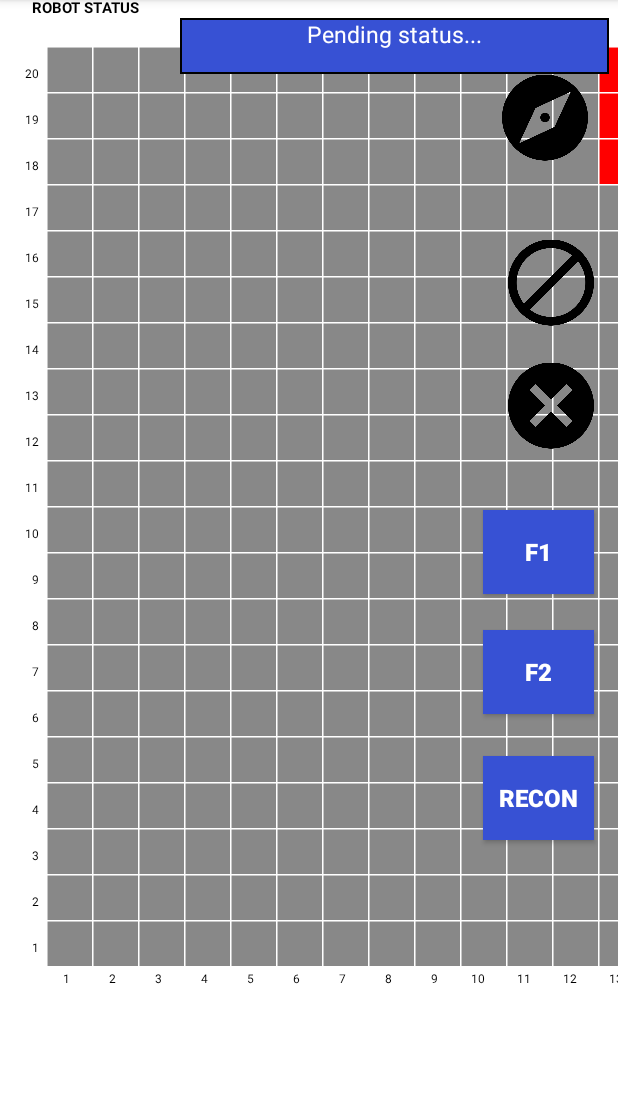
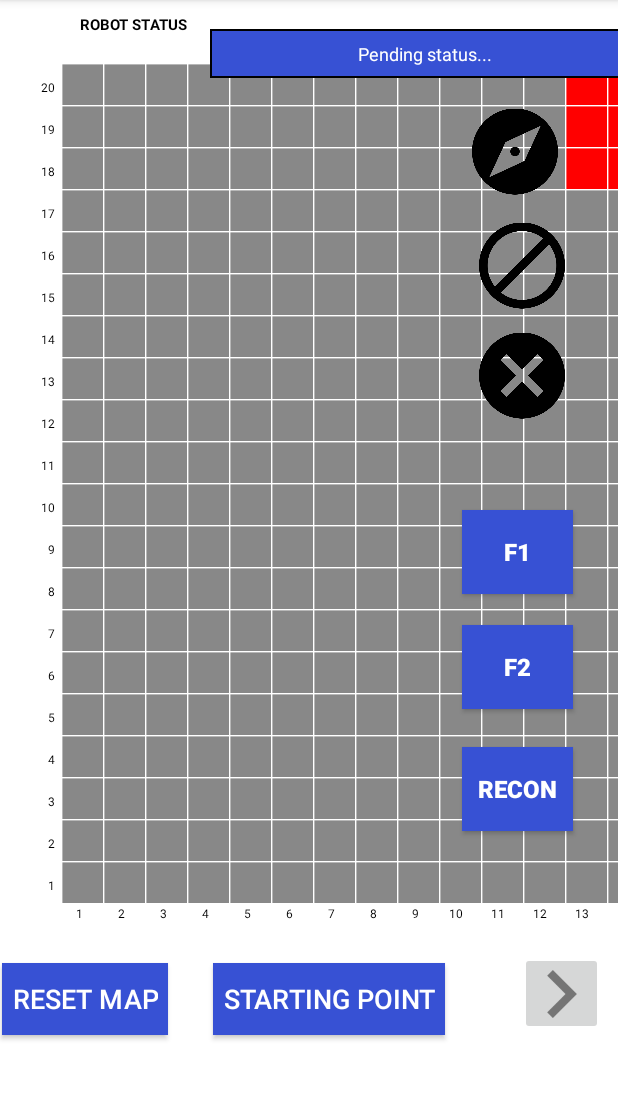
Before and after one commit to GuangWeiNgoh/MDP_11, an Android app: the screen it shows after launch (MainActivity), on a phone screen of 412 x 824 dp, the part 84-1184 px from its top. Run offline under Robolectric (Android 15) with nearby library versions, the phone set to English and light mode, and no system bars.

Commit message:
Added direction buttons, reset map and starting point Also updated app spacing

```diff
--- a/app/src/main/res/layout/activity_main.xml
+++ b/app/src/main/res/layout/activity_main.xml
@@ -14,14 +14,15 @@
     <view
         android:id="@+id/mapView"
         class="com.android.mdp_11.GridMap"
-        android:layout_width="500dp"
-        android:layout_height="666dp"
+        android:layout_width="450dp"
+        android:layout_height="600dp"
+        android:layout_marginStart="15dp"
         app:layout_constraintBottom_toBottomOf="parent"
         app:layout_constraintEnd_toEndOf="parent"
-        app:layout_constraintHorizontal_bias="0.009"
+        app:layout_constraintHorizontal_bias="0.05"
         app:layout_constraintStart_toStartOf="parent"
         app:layout_constraintTop_toBottomOf="@+id/toolbar"
-        app:layout_constraintVertical_bias="0.301" />
+        app:layout_constraintVertical_bias="0.25" />
     <!--  wrap_content  -->
     <TextView
         android:id="@+id/exploreTextView"
@@ -133,7 +134,7 @@
         android:id="@+id/robotStatusTitleTextView"
         android:layout_width="140dp"
         android:layout_height="17dp"
-        android:layout_marginStart="8dp"
+        android:layout_marginStart="50dp"
         android:layout_marginTop="8dp"
         android:layout_marginEnd="24dp"
         android:layout_marginBottom="15dp"
@@ -153,64 +154,20 @@
     <TextView
         android:id="@+id/robotStatusTextView"
         android:layout_width="286dp"
-        android:layout_height="37dp"
-        android:layout_marginStart="120dp"
-        android:layout_marginTop="68dp"
+        android:layout_height="wrap_content"
+        android:layout_marginStart="140dp"
+        android:layout_marginTop="75dp"
+        android:padding="8dp"
         android:background="@drawable/border"
         android:scrollbars="vertical"
         android:text="Pending status..."
         android:textAlignment="center"
         android:textColor="@color/colorWhite"
-        android:textSize="15sp"
+        android:textSize="12sp"
         app:layout_constraintBottom_toBottomOf="parent"
         app:layout_constraintStart_toStartOf="parent"
         app:layout_constraintTop_toTopOf="@+id/toolbar"
         app:layout_constraintVertical_bias="0.0" />
-    <!--  55 x 55  -->
-    <ImageButton
-        android:id="@+id/moveForwardImageBtn"
-        android:layout_width="55dp"
-        android:layout_height="55dp"
-        android:layout_marginStart="8dp"
-        android:layout_marginTop="8dp"
-        android:layout_marginEnd="8dp"
-        android:visibility="gone"
-        app:layout_constraintEnd_toEndOf="parent"
-        app:layout_constraintStart_toEndOf="@+id/mapView"
-        app:layout_constraintTop_toBottomOf="@+id/robotStatusTextView"
-        app:srcCompat="@drawable/ic_arrow_move_forward" />
-    <!--  55 x 55  -->
-    <ImageButton
-        android:id="@+id/moveBackwardImageBtn"
-        android:layout_width="55dp"
-        android:layout_height="55dp"
-        android:layout_marginStart="8dp"
-        android:layout_marginEnd="8dp"
-        android:visibility="gone"
-        app:layout_constraintEnd_toEndOf="parent"
-        app:layout_constraintStart_toEndOf="@+id/mapView"
-        app:layout_constraintTop_toBottomOf="@+id/turnLeftImageBtn"
-        app:srcCompat="@drawable/ic_arrow_move_backward" />
-    <!--  55 x 55  -->
-    <ImageButton
-        android:id="@+id/turnLeftImageBtn"
-        android:layout_width="55dp"
-        android:layout_height="55dp"
-        android:layout_marginStart="15dp"
-        android:visibility="gone"
-        app:layout_constraintStart_toEndOf="@+id/mapView"
-        app:layout_constraintTop_toBottomOf="@+id/moveForwardImageBtn"
-        app:srcCompat="@drawable/ic_arrow_move_left" />
-    <!--  55 x 55  -->
-    <ImageButton
-        android:id="@+id/turnRightImageBtn"
-        android:layout_width="55dp"
-        android:layout_height="55dp"
-        android:layout_marginEnd="15dp"
-        android:visibility="gone"
-        app:layout_constraintEnd_toEndOf="parent"
-        app:layout_constraintTop_toBottomOf="@+id/moveForwardImageBtn"
-        app:srcCompat="@drawable/ic_arrow_move_right" />
     <!--  wrap_content  -->
     <Switch
         android:id="@+id/phoneTiltSwitch"
@@ -227,34 +184,44 @@
         app:layout_constraintStart_toEndOf="@+id/mapView"
         app:layout_constraintTop_toTopOf="@+id/turnRightImageBtn" />
     <!--  wrap_content  -->
+    <!--  210 x wrap_content  -->
     <Button
         android:id="@+id/resetMapBtn"
         android:layout_width="wrap_content"
         android:layout_height="wrap_content"
         android:layout_marginStart="10dp"
         android:layout_marginEnd="30dp"
+        android:background="@color/colorAccent"
+        android:padding="10px"
         android:text="@string/reset_map_button"
+        android:textAlignment="center"
+        android:textColor="@color/colorWhite"
         android:textSize="18sp"
-        android:visibility="gone"
         app:layout_constraintEnd_toStartOf="@+id/setStartPointToggleBtn"
+        app:layout_constraintHorizontal_bias="1.0"
         app:layout_constraintStart_toStartOf="parent"
         app:layout_constraintTop_toBottomOf="@+id/mapView" />
-    <!--  210 x wrap_content  -->
+
+    <!--  150 x wrap_content  -->
+
     <ToggleButton
         android:id="@+id/setStartPointToggleBtn"
-        android:layout_width="210dp"
+        android:layout_width="wrap_content"
         android:layout_height="wrap_content"
         android:layout_marginStart="8dp"
         android:layout_marginEnd="8dp"
+        android:background="@color/colorAccent"
+        android:padding="10px"
         android:textAlignment="center"
+        android:textColor="@color/colorWhite"
         android:textOff="@string/set_start_point_button"
         android:textOn="CANCEL"
         android:textSize="18sp"
-        android:visibility="gone"
         app:layout_constraintEnd_toEndOf="parent"
+        app:layout_constraintHorizontal_bias="0.555"
         app:layout_constraintStart_toStartOf="parent"
         app:layout_constraintTop_toBottomOf="@+id/mapView" />
-    <!--  150 x wrap_content  -->
+
     <ToggleButton
         android:id="@+id/setWaypointToggleBtn"
         android:layout_width="150dp"
@@ -355,8 +322,8 @@
         android:layout_height="67dp"
         android:scaleType="fitCenter"
         android:layout_marginStart="8dp"
-        android:layout_marginTop="8dp"
-        android:layout_marginEnd="20dp"
+        android:layout_marginTop="200dp"
+        android:layout_marginEnd="40dp"
         android:layout_marginBottom="8dp"
         android:background="@null"
         app:layout_constraintBottom_toTopOf="@+id/exploredImageBtn"
@@ -371,8 +338,8 @@
         android:id="@+id/exploredImageBtn"
         android:layout_width="57dp"
         android:layout_height="67dp"
-        android:layout_marginStart="524dp"
-        android:layout_marginTop="184dp"
+        android:layout_marginStart="504dp"
+        android:layout_marginTop="192dp"
         android:layout_marginEnd="8dp"
         android:background="@null"
         android:scaleType="fitCenter"
@@ -388,8 +355,8 @@
         android:layout_height="67dp"
         android:layout_marginStart="8dp"
         android:layout_marginTop="8dp"
-        android:layout_marginEnd="8dp"
-        android:layout_marginBottom="8dp"
+        android:layout_marginEnd="28dp"
+        android:layout_marginBottom="0dp"
         android:background="@null"
         android:scaleType="fitCenter"
         app:layout_constraintBottom_toTopOf="@+id/clearImageBtn"
@@ -405,13 +372,13 @@
         android:layout_width="57dp"
         android:layout_height="67dp"
         android:layout_marginStart="8dp"
-        android:layout_marginEnd="8dp"
-        android:layout_marginBottom="36dp"
+        android:layout_marginEnd="28dp"
+        android:layout_marginBottom="56dp"
         android:background="@null"
         android:scaleType="fitCenter"
         app:layout_constraintBottom_toTopOf="@+id/f1Btn"
         app:layout_constraintEnd_toEndOf="parent"
-        app:layout_constraintHorizontal_bias="0.977"
+        app:layout_constraintHorizontal_bias="0.976"
         app:layout_constraintStart_toStartOf="parent"
         app:srcCompat="@drawable/icon_remove" />
 
@@ -494,7 +461,7 @@
         android:id="@+id/f1Btn"
         android:layout_width="74dp"
         android:layout_height="56dp"
-        android:layout_marginEnd="16dp"
+        android:layout_marginEnd="30dp"
         android:layout_marginBottom="372dp"
         android:background="@color/colorAccent"
         android:contentDescription="F1 value"
@@ -510,8 +477,8 @@
         android:id="@+id/f2Btn"
         android:layout_width="74dp"
         android:layout_height="56dp"
-        android:layout_marginEnd="16dp"
-        android:layout_marginBottom="292dp"
+        android:layout_marginEnd="30dp"
+        android:layout_marginBottom="295dp"
         android:background="@color/colorAccent"
         android:contentDescription="F2 value"
         android:text="F2"
@@ -526,8 +493,8 @@
         android:id="@+id/reconfigureBtn"
         android:layout_width="74dp"
         android:layout_height="56dp"
-        android:layout_marginEnd="16dp"
-        android:layout_marginBottom="208dp"
+        android:layout_marginEnd="30dp"
+        android:layout_marginBottom="214dp"
         android:background="@color/colorAccent"
         android:text="Recon"
         android:textAlignment="center"
@@ -536,5 +503,46 @@
         android:textStyle="bold"
         app:layout_constraintBottom_toBottomOf="parent"
         app:layout_constraintEnd_toEndOf="parent" />
-
+    <!--  55 x 55  -->
+    <ImageButton
+        android:id="@+id/moveForwardImageBtn"
+        android:layout_width="55dp"
+        android:layout_height="55dp"
+        android:layout_marginStart="8dp"
+        android:layout_marginTop="25dp"
+        android:layout_marginEnd="18dp"
+        app:layout_constraintEnd_toEndOf="parent"
+        app:layout_constraintStart_toEndOf="@+id/mapView"
+        app:layout_constraintTop_toBottomOf="@+id/reconfigureBtn"
+        app:srcCompat="@drawable/ic_arrow_move_forward" />
+    <!--  55 x 55  -->
+    <ImageButton
+        android:id="@+id/moveBackwardImageBtn"
+        android:layout_width="55dp"
+        android:layout_height="55dp"
+        android:layout_marginStart="8dp"
+        android:layout_marginEnd="18dp"
+        app:layout_constraintEnd_toEndOf="parent"
+        app:layout_constraintStart_toEndOf="@+id/mapView"
+        app:layout_constraintTop_toBottomOf="@+id/turnLeftImageBtn"
+        app:srcCompat="@drawable/ic_arrow_move_backward" />
+    <!--  55 x 55  -->
+    <ImageButton
+        android:id="@+id/turnLeftImageBtn"
+        android:layout_width="55dp"
+        android:layout_height="55dp"
+        android:layout_marginStart="0dp"
+        android:layout_marginEnd="10dp"
+        app:layout_constraintStart_toEndOf="@+id/mapView"
+        app:layout_constraintTop_toBottomOf="@+id/moveForwardImageBtn"
+        app:srcCompat="@drawable/ic_arrow_move_left" />
+    <!--  55 x 55  -->
+    <ImageButton
+        android:id="@+id/turnRightImageBtn"
+        android:layout_width="55dp"
+        android:layout_height="55dp"
+        android:layout_marginEnd="10dp"
+        app:layout_constraintEnd_toEndOf="parent"
+        app:layout_constraintTop_toBottomOf="@+id/moveForwardImageBtn"
+        app:srcCompat="@drawable/ic_arrow_move_right" />
 </android.support.constraint.ConstraintLayout>
```
